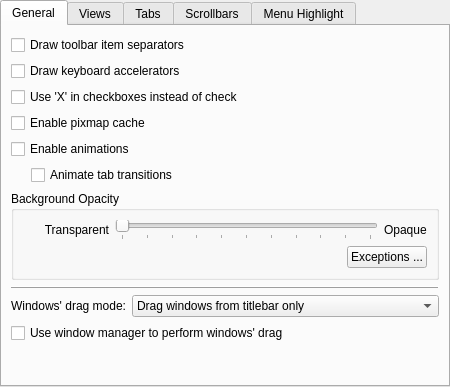
The window that oxygen-transparent/style/config/ui/oxygenstyleconfig.ui (mathieujobin/kde-playground-artwork) describes before a commit, drawn with Qt 5.
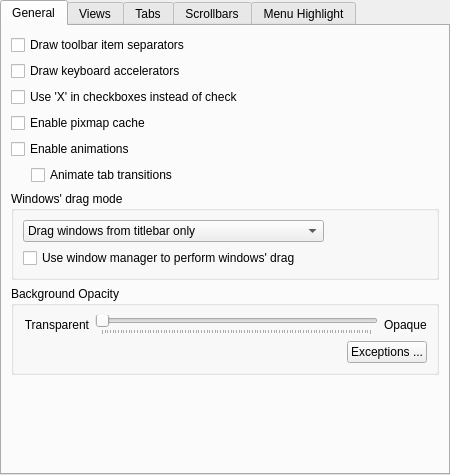
The same window after the commit. Custom widgets are drawn as their Qt base class.

Commit message:
- Set WM hint when argb is supported (from widget style) for a given window, and apply it to the decoration
- Added option for the decoration to use either its own transparency or respect the widget
style settings

- Changed configuration uis accordingly.

The edit to the form file:
```diff
--- a/oxygen-transparent/style/config/ui/oxygenstyleconfig.ui
+++ b/oxygen-transparent/style/config/ui/oxygenstyleconfig.ui
@@ -7,7 +7,7 @@
     <x>0</x>
     <y>0</y>
     <width>450</width>
-    <height>387</height>
+    <height>475</height>
    </rect>
   </property>
   <property name="sizePolicy">
@@ -44,29 +44,43 @@
       <attribute name="title">
        <string>General</string>
       </attribute>
-      <layout class="QGridLayout" name="gridLayout_6">
-       <item row="0" column="0">
+      <layout class="QVBoxLayout" name="verticalLayout_4">
+       <item>
         <widget class="QCheckBox" name="_toolBarDrawItemSeparator">
          <property name="text">
           <string>Draw toolbar item separators</string>
          </property>
         </widget>
        </item>
-       <item row="2" column="0">
+       <item>
+        <widget class="QCheckBox" name="_showMnemonics">
+         <property name="text">
+          <string>Draw keyboard accelerators</string>
+         </property>
+        </widget>
+       </item>
+       <item>
         <widget class="QCheckBox" name="_checkDrawX">
          <property name="text">
           <string>Use 'X' in checkboxes instead of check</string>
          </property>
         </widget>
        </item>
-       <item row="4" column="0">
+       <item>
+        <widget class="QCheckBox" name="_cacheEnabled">
+         <property name="text">
+          <string>Enable pixmap cache</string>
+         </property>
+        </widget>
+       </item>
+       <item>
         <widget class="QCheckBox" name="_animationsEnabled">
          <property name="text">
           <string>Enable animations</string>
          </property>
         </widget>
        </item>
-       <item row="5" column="0">
+       <item>
         <widget class="QWidget" name="_stackedTransitionWidget" native="true">
          <layout class="QHBoxLayout" name="horizontalLayout_2">
           <property name="margin">
@@ -104,42 +118,13 @@
          </layout>
         </widget>
        </item>
-       <item row="7" column="0">
-        <widget class="QWidget" name="_generalExpertWidget" native="true">
+       <item>
+        <widget class="QGroupBox" name="_generalExpertWidget">
+         <property name="title">
+          <string>Windows' drag mode</string>
+         </property>
          <layout class="QGridLayout" name="gridLayout">
-          <property name="margin">
-           <number>0</number>
-          </property>
-          <item row="0" column="0" colspan="3">
-           <widget class="QFrame" name="frame">
-            <property name="frameShape">
-             <enum>QFrame::HLine</enum>
-            </property>
-            <property name="frameShadow">
-             <enum>QFrame::Raised</enum>
-            </property>
-           </widget>
-          </item>
-          <item row="1" column="0">
-           <widget class="QLabel" name="label_3">
-            <property name="sizePolicy">
-             <sizepolicy hsizetype="Fixed" vsizetype="Preferred">
-              <horstretch>0</horstretch>
-              <verstretch>0</verstretch>
-             </sizepolicy>
-            </property>
-            <property name="text">
-             <string>Windows' drag mode:</string>
-            </property>
-            <property name="alignment">
-             <set>Qt::AlignRight|Qt::AlignTrailing|Qt::AlignVCenter</set>
-            </property>
-            <property name="buddy">
-             <cstring>_windowDragMode</cstring>
-            </property>
-           </widget>
-          </item>
-          <item row="1" column="1" colspan="2">
+          <item row="0" column="0">
            <widget class="KComboBox" name="_windowDragMode">
             <item>
              <property name="text">
@@ -158,7 +143,20 @@
             </item>
            </widget>
           </item>
-          <item row="2" column="0" colspan="3">
+          <item row="0" column="1">
+           <spacer name="horizontalSpacer_6">
+            <property name="orientation">
+             <enum>Qt::Horizontal</enum>
+            </property>
+            <property name="sizeHint" stdset="0">
+             <size>
+              <width>87</width>
+              <height>20</height>
+             </size>
+            </property>
+           </spacer>
+          </item>
+          <item row="1" column="0" colspan="2">
            <widget class="QCheckBox" name="_useWMMoveResize">
             <property name="text">
              <string>Use window manager to perform windows' drag</string>
@@ -168,57 +166,14 @@
          </layout>
         </widget>
        </item>
-       <item row="8" column="0">
-        <spacer name="verticalSpacer_4">
-         <property name="orientation">
-          <enum>Qt::Vertical</enum>
-         </property>
-         <property name="sizeHint" stdset="0">
-          <size>
-           <width>20</width>
-           <height>40</height>
-          </size>
-         </property>
-        </spacer>
-       </item>
-       <item row="3" column="0">
-        <widget class="QCheckBox" name="_cacheEnabled">
-         <property name="text">
-          <string>Enable pixmap cache</string>
-         </property>
-        </widget>
-       </item>
-       <item row="1" column="0">
-        <widget class="QCheckBox" name="_showMnemonics">
-         <property name="text">
-          <string>Draw keyboard accelerators</string>
-         </property>
-        </widget>
-       </item>
-       <item row="6" column="0">
+       <item>
         <widget class="QGroupBox" name="groupBox">
          <property name="title">
           <string>Background Opacity</string>
          </property>
          <layout class="QVBoxLayout" name="verticalLayout_3">
           <item>
-           <layout class="QHBoxLayout" name="horizontalLayout_4" stretch="0,0,1,0">
-            <item>
-             <spacer name="horizontalSpacer_6">
-              <property name="orientation">
-               <enum>Qt::Horizontal</enum>
-              </property>
-              <property name="sizeType">
-               <enum>QSizePolicy::Fixed</enum>
-              </property>
-              <property name="sizeHint" stdset="0">
-               <size>
-                <width>20</width>
-                <height>20</height>
-               </size>
-              </property>
-             </spacer>
-            </item>
+           <layout class="QHBoxLayout" name="horizontalLayout_4" stretch="0,1,0">
             <item>
              <widget class="QLabel" name="label_7">
               <property name="text">
@@ -281,6 +236,19 @@
          </layout>
         </widget>
        </item>
+       <item>
+        <spacer name="verticalSpacer_4">
+         <property name="orientation">
+          <enum>Qt::Vertical</enum>
+         </property>
+         <property name="sizeHint" stdset="0">
+          <size>
+           <width>20</width>
+           <height>40</height>
+          </size>
+         </property>
+        </spacer>
+       </item>
       </layout>
      </widget>
      <widget class="QWidget" name="tab_2">
```
The commit also changes 13 other files.
